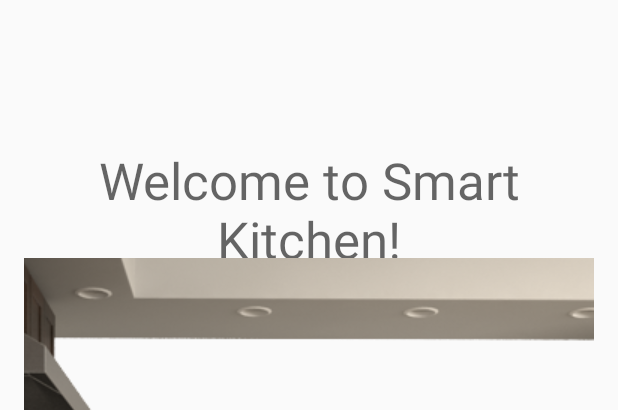
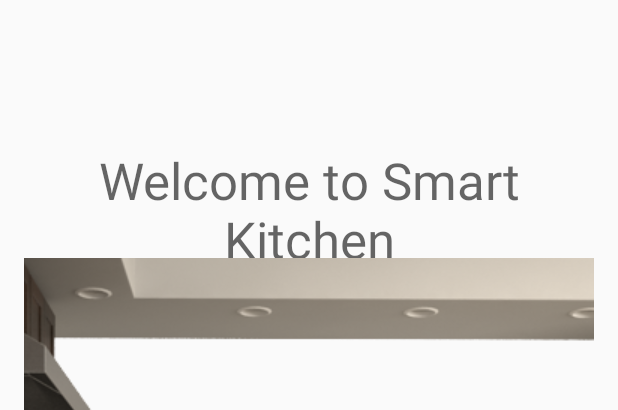
Before and after one commit to abbysun/Project, an Android app: the layout kitchen.xml on its own in the app's theme, with its tools: preview values and no code run, on a phone screen of 412 x 824 dp. Shown: the top 410 px of the screen. Run offline under Robolectric (Android 15) with nearby library versions, the phone set to English and light mode, and no system bars.

Commit message:
Combining sprint 1

```diff
--- a/app/src/main/res/values/strings.xml
+++ b/app/src/main/res/values/strings.xml
@@ -5,7 +5,7 @@
     <string name="section_format">Hello World from section: %1$d</string>
 
     <!-- Kitchen Room -->
-    <string name="kitchen_index_text">Welcome to Smart Kitchen! </string>
+    <string name="kitchen_index_text">Welcome to Smart Kitchen</string>
     <string name="kitchen_index_button">Start cooking!</string>
     <string name="kitchen_list_view">Select an appliance: </string>
     <string name="turn_on">Turn On</string>
```
